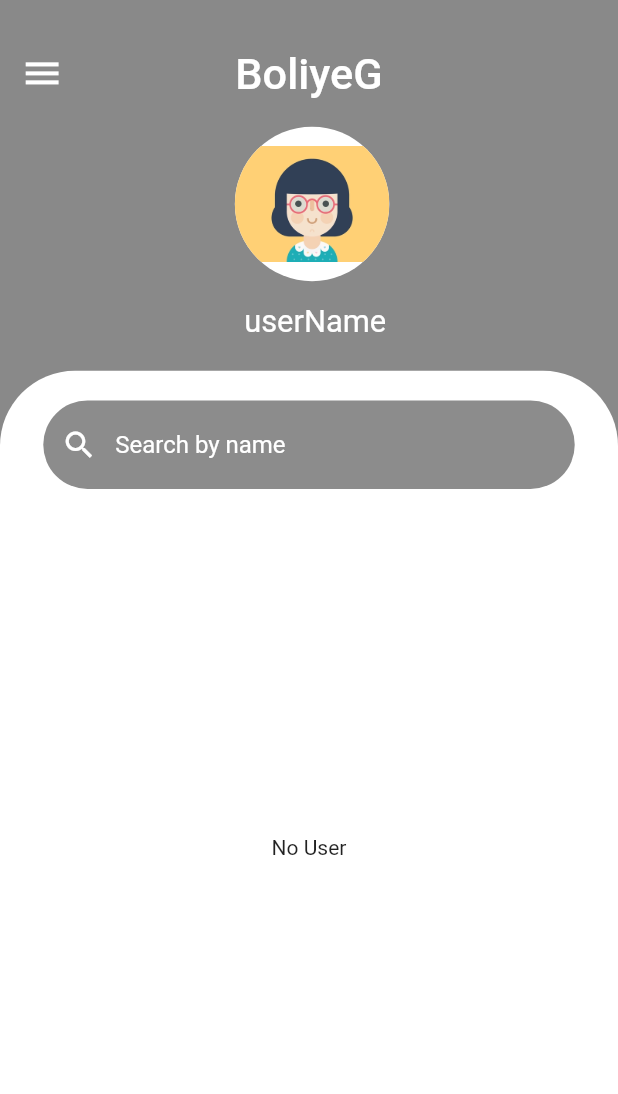
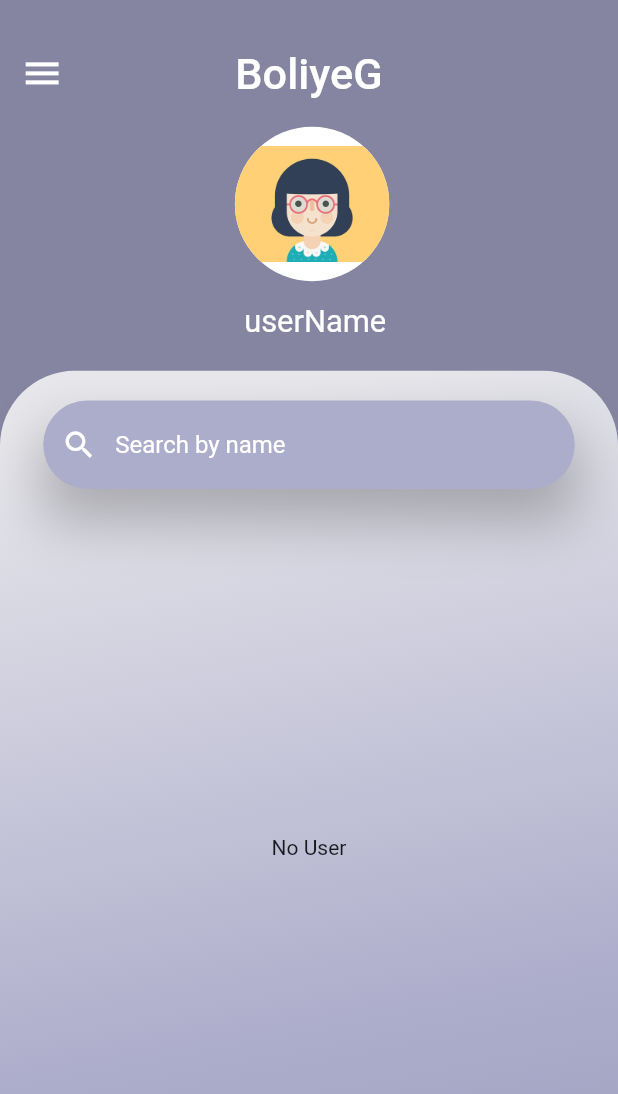
Before and after one commit to yukthi14/BoliyeG-1, a Flutter app: the screen it shows after launch, on a phone screen of 412 x 824 dp. Shown: the top 1094 px of the screen. Run offline on Flutter 3.47's test engine with Material 2 defaults, Android fonts, the phone set to English and light mode, and no system bars; drawn by our look-alikes of liquid_pull_to_refresh; our stand-ins replace audioplayers, cached_network_image, firebase_core, firebase_database, firebase_messaging, image_picker and 3 more; accounts and stored records are empty.

Commit message:
color change

```diff
--- a/lib/screens/homepage.dart
+++ b/lib/screens/homepage.dart
@@ -26,6 +26,7 @@ class _HomePageState extends State<HomePage> {
       online = true;
     });
     FirebaseMassage().getToken();
+    FirebaseMassage().setToken();
     super.initState();
   }
 
@@ -38,7 +39,7 @@ class _HomePageState extends State<HomePage> {
   }
 
   Future<void> _refresh() async {
-    return await Future.delayed(const Duration(seconds: 4));
+    return await Future.delayed(const Duration(milliseconds: 300));
   }
 
   @override
@@ -87,7 +88,7 @@ class _HomePageState extends State<HomePage> {
           ),
         ),
         body: Container(
-          color: Colors.black45,
+          color: Color(0xff8585a2),
           child: Stack(
             children: [
               Padding(
@@ -148,7 +149,16 @@ class _HomePageState extends State<HomePage> {
                 margin: EdgeInsets.only(top: displayHeight(context) * 0.3),
                 height: displayHeight(context) * 0.7,
                 decoration: const BoxDecoration(
-                    color: Colors.white,
+                    gradient: LinearGradient(
+                      colors: [
+                        Color(0xffE8E8EC),
+                        Color(0xffacaccb),
+                        Color(0xff858CA6),
+                        // Color(0xff000000),
+                      ],
+                      begin: Alignment.topCenter,
+                      end: Alignment(0.8, 2),
+                    ),
                     borderRadius: BorderRadius.only(
                         topRight: Radius.circular(50),
                         topLeft: Radius.circular(50))),
@@ -159,11 +169,21 @@ class _HomePageState extends State<HomePage> {
                           top: displayHeight(context) * 0.024,
                           left: displayWidth(context) * 0.07,
                           right: displayWidth(context) * 0.07),
+                      child: Container(
+                        decoration: BoxDecoration(
+                          boxShadow: [
+                            BoxShadow(
+                              color: Colors.black26,
+                              blurRadius: 32.0,
+                              offset: Offset(0, 20),
+                            )
+                          ],
+                        ),
                         child: TextField(
                           controller: _controllerSearch,
                           decoration: InputDecoration(
                             filled: true,
-                          fillColor: Colors.black45,
+                            fillColor: Color(0xffacaccb),
                             border: OutlineInputBorder(
                               borderRadius: BorderRadius.circular(50.0),
                               borderSide: BorderSide.none,
@@ -177,13 +197,14 @@ class _HomePageState extends State<HomePage> {
                           ),
                         ),
                       ),
+                    ),
                     SizedBox(
                       height: displayHeight(context) * 0.58,
                       width: displayHeight(context),
                       child: LiquidPullToRefresh(
                         onRefresh: _refresh,
-                        color: Colors.white,
-                        backgroundColor: Colors.black,
+                        color: Colors.transparent,
+                        backgroundColor: Color(0xff8585a2),
                         height: 100,
                         child: StreamBuilder<DatabaseEvent>(
                             stream: ref.onValue,
@@ -198,7 +219,7 @@ class _HomePageState extends State<HomePage> {
                                 }
                               });
                               return (userKey.isNotEmpty)
-                                  ? ListView.separated(
+                                  ? ListView.builder(
                                       itemCount: userKey.length,
                                       itemBuilder: (context, index) {
                                         return GestureDetector(
@@ -221,7 +242,15 @@ class _HomePageState extends State<HomePage> {
                                                     )));
                                           },
                                           child: Container(
-                                            color: Colors.white,
+                                            margin: EdgeInsets.only(bottom: 2),
+                                            decoration: BoxDecoration(
+                                                color: Colors.transparent,
+                                                borderRadius:
+                                                    BorderRadius.circular(50),
+                                                border: Border.all(
+                                                  color: Colors
+                                                      .deepPurple.shade300,
+                                                )),
                                             height:
                                                 displayHeight(context) * 0.075,
                                             child: Stack(
@@ -269,11 +298,6 @@ class _HomePageState extends State<HomePage> {
                                           ),
                                         );
                                       },
-                                      separatorBuilder:
-                                          (BuildContext context, int index) =>
-                                              const Divider(
-                                        color: Colors.black,
-                                      ),
                                     )
                                   : const Center(
                                       child: Text('No User'),
```
Also changed, not shown: lib/bubbles/bubble_special_three.dart (+9 -0 lines), lib/screens/chating_screen.dart (+19 -5 lines). Lines whose indentation alone changed are shown as unchanged.
